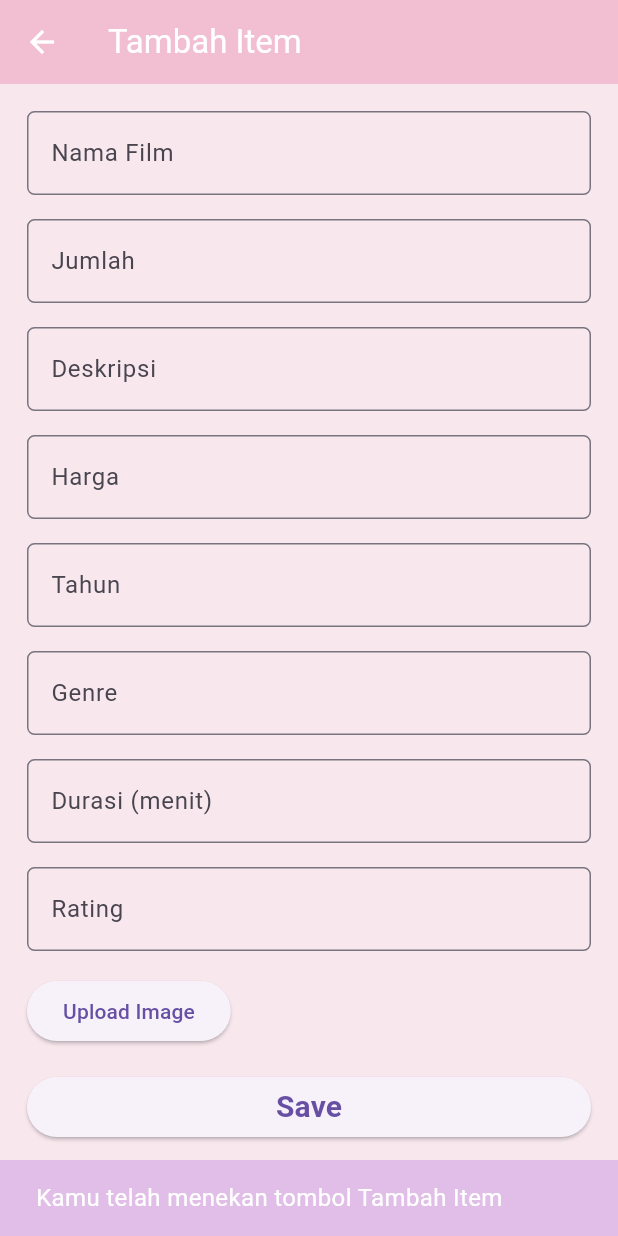
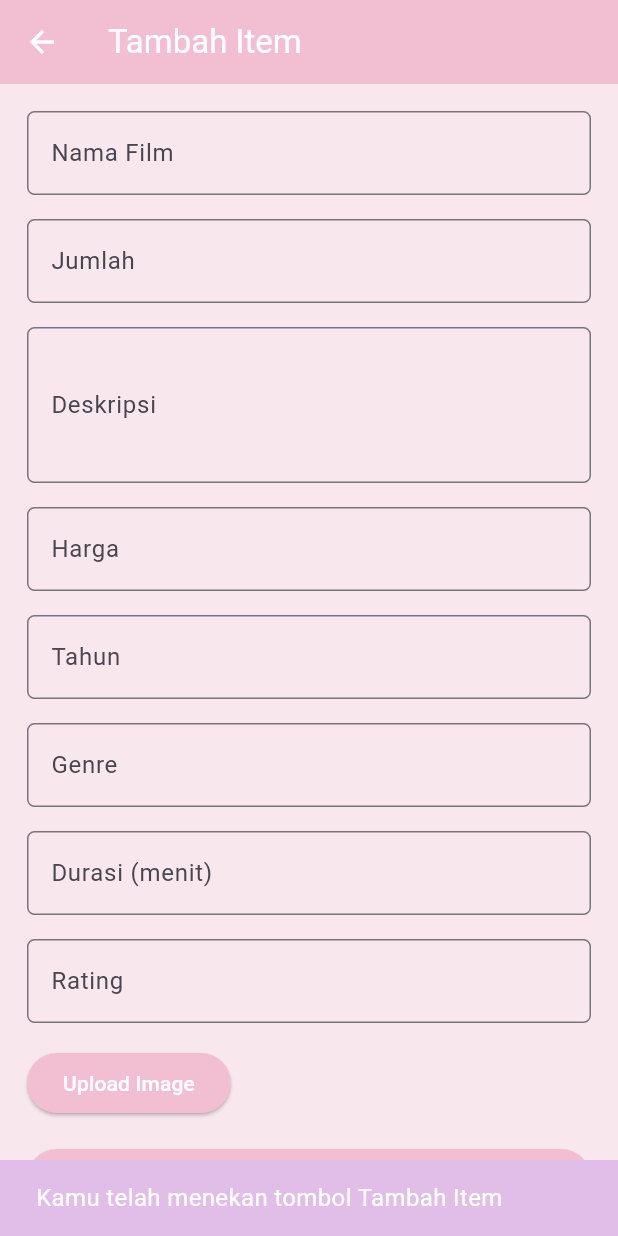
Before and after one commit to jessiruth/blockbuster-flutter, a Flutter app: the screen it shows after launch, after a tap on "Tambah Item", on a phone screen of 412 x 824 dp. Run offline on Flutter 3.47's test engine with Material 2 defaults, Android fonts, the light colour scheme and no system bars; our stand-ins replace image_picker.

Commit message:
Add maxLines and style ElevatedButtons in AddItem screen, add duration to Snackbar in MenuItem

```diff
--- a/lib/screens/add_item.dart
+++ b/lib/screens/add_item.dart
@@ -91,6 +91,7 @@ class _AddItemState extends State<AddItem> {
                   padding: const EdgeInsets.all(8.0),
                   child: TextFormField(
                     keyboardType: TextInputType.multiline,
+                    maxLines: 3,
                     decoration: InputDecoration(
                       hintText: 'Lorem ipsum dolor sit amet',
                       labelText: 'Deskripsi',
@@ -234,6 +235,9 @@ class _AddItemState extends State<AddItem> {
                 Padding(
                   padding: const EdgeInsets.all(8.0),
                   child: ElevatedButton(
+                    style: ElevatedButton.styleFrom(
+                        backgroundColor: Theme.of(context).primaryColor,
+                        foregroundColor: Colors.white),
                     // Add Image
                     onPressed: () async {
                       final picker = ImagePicker();
@@ -253,6 +257,9 @@ class _AddItemState extends State<AddItem> {
                     child: SizedBox(
                       width: double.infinity,
                       child: ElevatedButton(
+                        style: ElevatedButton.styleFrom(
+                            backgroundColor: Theme.of(context).primaryColor,
+                            foregroundColor: Colors.white),
                         onPressed: () {
                           if (_formKey.currentState!.validate()) {
                             showDialog(
--- a/lib/widgets/menu_item.dart
+++ b/lib/widgets/menu_item.dart
@@ -31,6 +31,7 @@ class MenuCard extends StatelessWidget {
                     fontSize: 16.0,
                   ),
                 ),
+                duration: const Duration(seconds: 1),
                 backgroundColor: item.color,
               ),
             );
```
